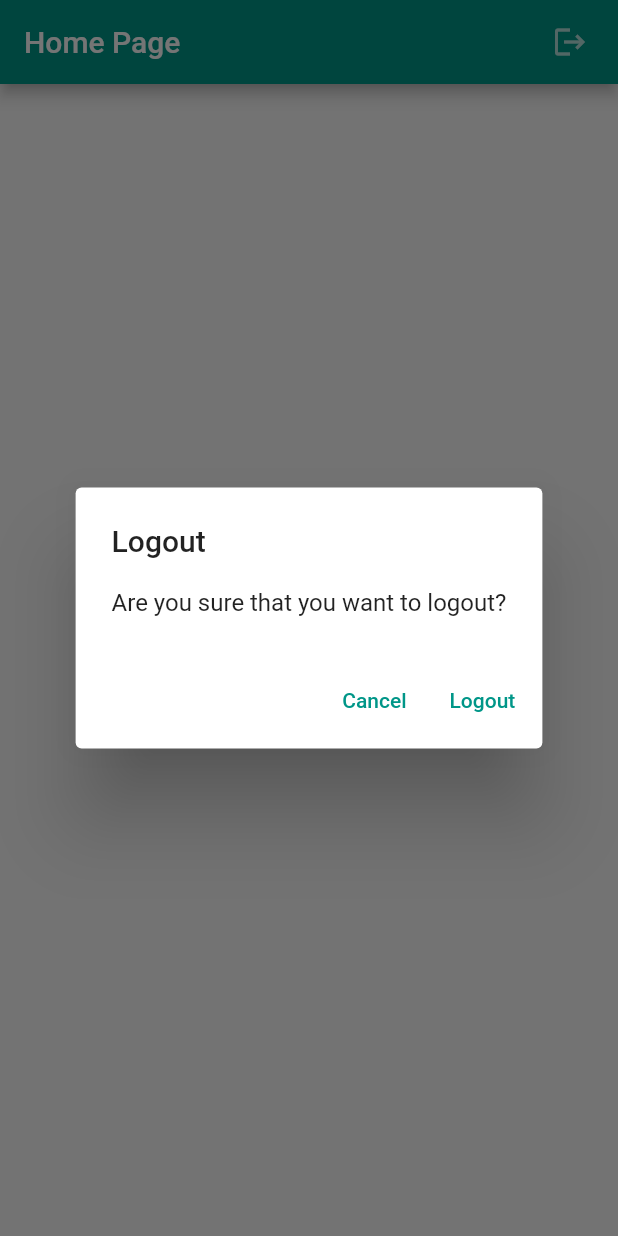
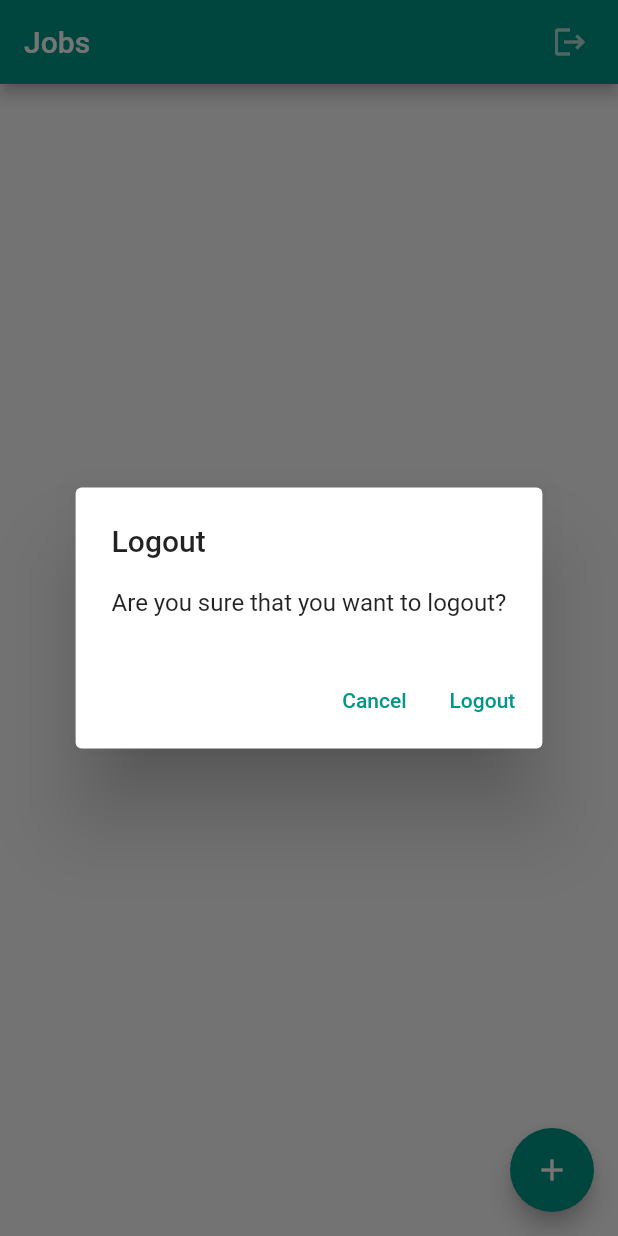
Before and after one commit to Tarster/Time_Tracker, a Flutter app: the screen it shows once a user with an empty profile is signed in, after a tap on the "logout" icon, on a phone screen of 412 x 824 dp. Run offline on Flutter 3.47's test engine with Material 2 defaults, Android fonts, the phone set to English and light mode, and no system bars; our stand-ins replace cloud_firestore, firebase_auth, firebase_core, google_sign_in; accounts and stored records are empty.

```diff
--- /dev/null
+++ b/lib/app/home/jobs_page.dart
@@ -0,0 +1,94 @@
+import 'package:cloud_firestore/cloud_firestore.dart';
+import 'package:flutter/material.dart';
+import 'package:provider/provider.dart';
+import 'package:time_tracker_final/app/home/models/job.dart';
+import 'package:time_tracker_final/common_widgets/show_alert_dialog.dart';
+import 'package:time_tracker_final/common_widgets/show_exception_alert_dialog.dart';
+import 'package:time_tracker_final/services/auth.dart';
+import 'package:time_tracker_final/services/database.dart';
+
+class JobsPage extends StatelessWidget {
+  //Sign Out method
+  void _signOut(BuildContext context) async {
+    try {
+      final auth = Provider.of<AuthBase>(context, listen: false);
+      await auth.signOut();
+    } catch (e) {
+      print(e.toString());
+    }
+  }
+
+  Future<void> _confirmSignOut(BuildContext context) async {
+    final didRequestSignOut = await showAlertDialog(
+          context,
+          title: 'Logout',
+          content: 'Are you sure that you want to logout?',
+          defaultActionText: 'Logout',
+          cancelActionText: 'Cancel',
+        ) ??
+        false;
+    if (didRequestSignOut) {
+      _signOut(context);
+    }
+  }
+
+//***********************************DBMS OPERATIONS**************************************************
+  Future<void> _createJob(BuildContext context) async {
+    try {
+      final database = Provider.of<Database>(context, listen: false);
+      await database.createJob(Job(name: 'Blogging', ratePerHour: 10));
+    } on FirebaseException catch (e) {
+      showExceptionAlertDialog(
+        context,
+        title: 'Operation Failed',
+        exception: e,
+      );
+    }
+  }
+
+  @override
+  Widget build(BuildContext context) {
+    return Scaffold(
+      appBar: AppBar(
+        title: Text('Jobs'),
+        actions: <Widget>[
+          TextButton(
+            onPressed: () => _confirmSignOut(context),
+            child: Icon(
+              Icons.logout,
+              color: Colors.white70,
+            ),
+          )
+        ],
+      ),
+      floatingActionButton: FloatingActionButton(
+        onPressed: () => _createJob(context),
+        child: Icon(Icons.add),
+      ),
+      body: _buildContent(context),
+    );
+  }
+
+  Widget _buildContent(BuildContext context) {
+    final database = Provider.of<Database>(context, listen: false);
+    return StreamBuilder<List<Job?>>(
+        stream: database.jobsStream(),
+        builder: (context, snapshot) {
+          if (snapshot.hasData) {
+            final jobs = snapshot.data;
+            final children = jobs!.map((job) => Text(job!.name)).toList();
+            return ListView(
+              children: children,
+            );
+          }
+          if (snapshot.hasError) {
+            return Center(
+              child: Text('Some error occurred'),
+            );
+          }
+          return Center(
+            child: CircularProgressIndicator(),
+          );
+        });
+  }
+}
--- /dev/null
+++ b/lib/app/home/models/job.dart
@@ -0,0 +1,26 @@
+class Job {
+  final String name;
+  final int ratePerHour;
+
+  Job({
+    required this.name,
+    required this.ratePerHour,
+  });
+
+  factory Job.fromMap(Map<String, dynamic>? data) {
+    if (data == null) {
+      //Rather than returning null we have to throw an error in factory methods
+      throw ArgumentError('Unexpected type for data');
+    }
+    final String name = data['name'];
+    final int ratePerHour = data['ratePerHour'];
+    return Job(name: name, ratePerHour: ratePerHour);
+  }
+
+  Map<String, dynamic> toMap() {
+    return {
+      'name': name,
+      'ratePerHour': ratePerHour,
+    };
+  }
+}
--- a/lib/app/home_page.dart
+++ /dev/null
@@ -1,48 +0,0 @@
-import 'package:flutter/material.dart';
-import 'package:provider/provider.dart';
-import 'package:time_tracker_final/common_widgets/show_alert_dialog.dart';
-import 'package:time_tracker_final/services/auth.dart';
-
-class HomePage extends StatelessWidget {
-
-  //Sign Out method
-  void _signOut(BuildContext context) async {
-    try {
-      final auth = Provider.of<AuthBase>(context, listen: false);
-      await auth.signOut();
-    } catch (e) {
-      print(e.toString());
-    }
-  }
-
-  Future<void> _confirmSignOut(BuildContext context) async {
-    final didRequestSignOut = await showAlertDialog(
-      context,
-      title: 'Logout',
-      content: 'Are you sure that you want to logout?',
-      defaultActionText: 'Logout',
-      cancelActionText: 'Cancel',
-    )??false;
-    if (didRequestSignOut) {
-      _signOut(context);
-    }
-  }
-
-  @override
-  Widget build(BuildContext context) {
-    return Scaffold(
-      appBar: AppBar(
-        title: Text('Home Page'),
-        actions: <Widget>[
-          TextButton(
-            onPressed: () => _confirmSignOut(context),
-            child: Icon(
-              Icons.logout,
-              color: Colors.white70,
-            ),
-          )
-        ],
-      ),
-    );
-  }
-}
--- a/lib/app/landing_page.dart
+++ b/lib/app/landing_page.dart
@@ -1,9 +1,10 @@
 import 'package:firebase_auth/firebase_auth.dart';
 import 'package:flutter/material.dart';
 import 'package:provider/provider.dart';
-import 'package:time_tracker_final/app/home_page.dart';
+import 'package:time_tracker_final/app/home/jobs_page.dart';
 import 'package:time_tracker_final/app/sign_in/sign_in_page.dart';
 import 'package:time_tracker_final/services/auth.dart';
+import 'package:time_tracker_final/services/database.dart';
 
 class LandingPage extends StatelessWidget {
 
@@ -23,7 +24,9 @@ class LandingPage extends StatelessWidget {
             return SignInPage.create(context);
           }
           // If there is a active user just send it to HomeScreen
-          return HomePage();
+          return Provider<Database>(
+              create: (_)=> FirestoreDatabase(uid: user.uid),
+              child: JobsPage());
         }
         // If connection is not true just return a container
         else
--- /dev/null
+++ b/lib/services/api_path.dart
@@ -0,0 +1,4 @@
+class APIPaTH {
+  static String job(String uid, String jobId) => '/users/$uid/jobs/$jobId';
+  static String jobs(String uid)=>'/users/$uid/jobs';
+}
--- /dev/null
+++ b/lib/services/database.dart
@@ -0,0 +1,29 @@
+import 'package:cloud_firestore/cloud_firestore.dart';
+import 'package:time_tracker_final/app/home/models/job.dart';
+import 'package:time_tracker_final/services/api_path.dart';
+import 'package:time_tracker_final/services/firestore_service.dart';
+
+abstract class Database {
+  Future<void> createJob(Job job);
+  Stream<List<Job?>> jobsStream();
+}
+
+class FirestoreDatabase implements Database {
+  //To get the user id when he/she is logging in the firebase_cloud
+  final String uid;
+  //Simple constructor for getting data
+  FirestoreDatabase({required this.uid});
+
+  final _service = FirestoreService.instance;
+
+  @override
+  Stream<List<Job?>> jobsStream() => _service.collectionStream(
+      path: APIPaTH.jobs(uid), builder: (data) => Job.fromMap(data));
+
+  //Method to write data to Firebase_Firestore (CREATE OPERATION)
+  @override
+  Future<void> createJob(Job job) => _service.setData(
+        path: APIPaTH.job(uid, 'job_abc'),
+        data: job.toMap(),
+      );
+}
--- /dev/null
+++ b/lib/services/firestore_service.dart
@@ -0,0 +1,23 @@
+import 'package:cloud_firestore/cloud_firestore.dart';
+
+class FirestoreService {
+
+  FirestoreService._();
+  static final instance =FirestoreService._();
+
+  Future<void> setData(
+      {required String path, required Map<String, dynamic> data}) async {
+    final reference = FirebaseFirestore.instance.doc(path);
+    await reference.set(data);
+  }
+
+  Stream<List<T>> collectionStream<T>({
+    required String path,
+    required T Function(Map<String, dynamic> data) builder,
+  }) {
+    final reference = FirebaseFirestore.instance.collection(path);
+    final snapshot = reference.snapshots();
+    return snapshot.map((snapshot) =>
+        snapshot.docs.map((snapshot) => builder(snapshot.data())).toList());
+  }
+}
--- a/pubspec.yaml
+++ b/pubspec.yaml
@@ -33,6 +33,7 @@ dependencies:
   firebase_auth: ^2.0.0
   google_sign_in: ^5.0.5
   provider: ^5.0.0
+  cloud_firestore: ^2.4.0
 
 dev_dependencies:
   flutter_test:
```
Also changed, not shown: pubspec.lock.
